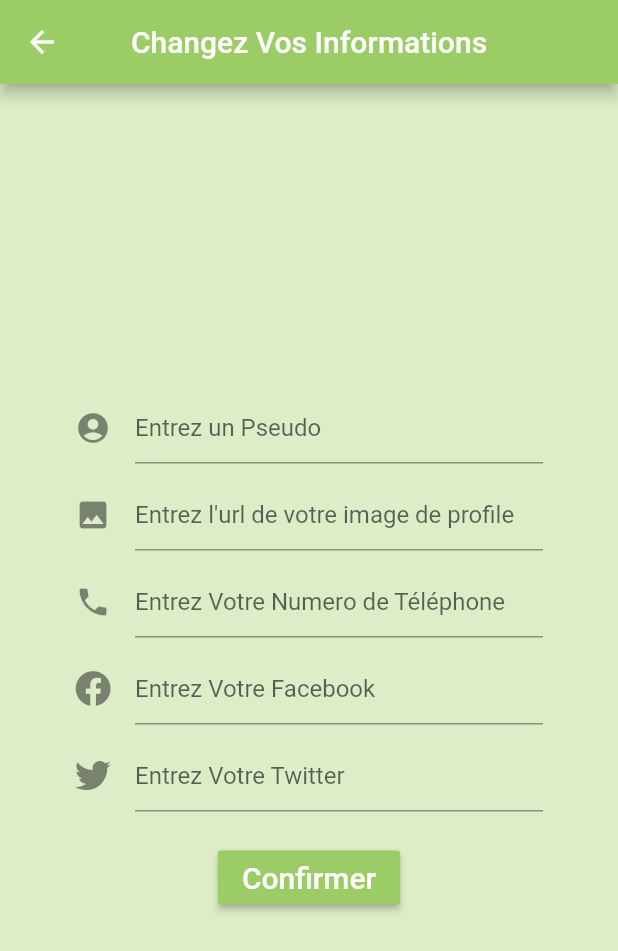
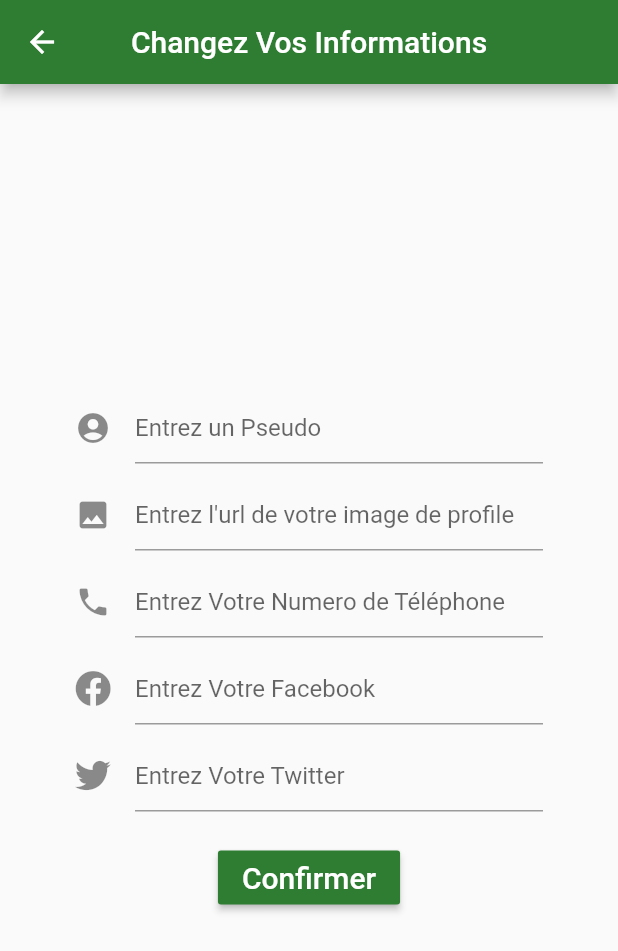
Before and after one commit to Sean-L-Little/fete_science_hackathon, a Flutter app: the screen it shows once a user with an empty profile is signed in, in the side drawer, after a tap on "Modifier Profil", on a phone screen of 412 x 824 dp. Shown: the top 951 px of the screen. Run offline on Flutter 3.47's test engine with Material 2 defaults, Android fonts, the phone set to English and light mode, and no system bars; our stand-ins replace carousel_slider, cloud_firestore, firebase_auth, firebase_core, flutter_map, flutter_rating_bar and 2 more; missing offline and left inert: flutter_map_marker_cluster, social_share_plugin; accounts and stored records are empty; network calls fail.

Commit message:
Changement theme couleurs + fin parcours

```diff
--- a/lib/Screens/Login.dart
+++ b/lib/Screens/Login.dart
@@ -24,9 +24,8 @@ class _LoginState extends State<Login> {
   @override
   Widget build(BuildContext context) {
     return Scaffold(
-      backgroundColor: Colors.lightGreen[100],
       appBar: AppBar(
-        backgroundColor: Colors.lightGreen[400],
+        backgroundColor: Theme.of(context).primaryColor,
         title: Text('Fête de la Science 2019'),
         centerTitle: true,
       ),
@@ -85,7 +84,7 @@ class _LoginState extends State<Login> {
                           color: Colors.white,
                           fontSize: 20.0,
                         ),),
-                      color: Colors.lightGreen[600],
+                      color: Theme.of(context).primaryColor,
                       onPressed: () async {
 
                         connect();
--- a/lib/Screens/MenuDrawer.dart
+++ b/lib/Screens/MenuDrawer.dart
@@ -22,12 +22,11 @@ class _MenuDrawerState extends State<MenuDrawer> {
       child: ListView(
           children: <Widget>[
             UserAccountsDrawerHeader(
-              decoration: BoxDecoration(color: Colors.lightGreen),
               currentAccountPicture: widget.user.photoURL != null ? Image.network(widget.user.photoURL) : Image.network('https://www.labaleine.fr/sites/default/files/image-not-found.jpg'),
               accountName: widget.user.displayName != null ? Text(widget.user.displayName,
-                  style: TextStyle(fontSize: 25.0)) : Text('Loading'),
+                  style: TextStyle(fontSize: 25.0)) : Text('Pas de Pseudo'),
               accountEmail: widget.user.email != null ? Text(widget.user.email,
-                  style: TextStyle(fontSize: 20.0)) : Text('Loading'),
+                  style: TextStyle(fontSize: 20.0)) : Text('Chargement'),
             ),
             RaisedButton(
               child: Text('Modifier Profil'),
@@ -45,9 +44,9 @@ class _MenuDrawerState extends State<MenuDrawer> {
                 );
               },
             ),
-            ElevatedButton(
-              child: Text('Déconnexion'),
-              style: ElevatedButton.styleFrom(primary: Colors.red),
+            RaisedButton(
+              child: Text('Deconnexion'),
+              color: Colors.red[300],
               onPressed: () async {
                 dynamic res = await _auth.signOut();
                 if (res == null) print("ffs");
--- a/lib/Screens/Navigation.dart
+++ b/lib/Screens/Navigation.dart
@@ -42,19 +42,18 @@ class _NavigationState extends State<Navigation> {
   Widget build(BuildContext context) {
     initPages();
     return Scaffold(
-      backgroundColor: Colors.lightGreen[100],
       appBar: AppBar(
-        backgroundColor: Colors.lightGreen[600],
+        backgroundColor: Theme.of(context).primaryColor,
         title: Text(pageTitles[_currentIndex]),
         centerTitle: true,
       ),
-      drawer: MenuDrawer(user: widget.user), //TODO: Rajouter widget.user en mode bien
+      drawer: MenuDrawer(user: widget.user),
       body: pages[_currentIndex],
       bottomNavigationBar: BottomNavigationBar(
         currentIndex: _currentIndex,
         type: BottomNavigationBarType.fixed,
         iconSize: 30,
-        selectedItemColor: Colors.lightGreen[800],
+        selectedItemColor: Theme.of(context).primaryColor,
         selectedFontSize: 17.0,
         unselectedFontSize: 15.0,
         items: [
--- a/lib/Screens/Parcours/ListeParcours.dart
+++ b/lib/Screens/Parcours/ListeParcours.dart
@@ -32,13 +32,11 @@ class _ListeParcoursState extends State<ListeParcours> {
             return Text('Pas d\'évènements disponible');
           }else if(snapshot.data.docs.length>0){
             return ListView.builder(
-                scrollDirection: Axis.vertical,
-                shrinkWrap: true,
                 itemCount: snapshot.data.docs.length,
                 itemBuilder: (context, i) {
                   if(snapshot.data.docs[i].data()["prive"] != null && !snapshot.data.docs[i].data()["prive"]) {
                     return Card(
-                        color: Colors.lightGreen[100],
+                        color: Theme.of(context).accentColor,
                         child: ListTile(
                           title: snapshot.data.docs[i].data()["nom"] != null ?
                           Text(snapshot.data.docs[i].data()["nom"],
@@ -55,7 +53,7 @@ class _ListeParcoursState extends State<ListeParcours> {
                           ),)
                               : Text('Pas de description'),
                           trailing: RaisedButton(
-                              color: Colors.lightGreen[600],
+                              color: Theme.of(context).primaryColor,
                               child: Text(
                                 'Voir Plus',
                                 style: TextStyle(color: Colors.white),),
--- a/lib/Screens/Parcours/NouveauParcours.dart
+++ b/lib/Screens/Parcours/NouveauParcours.dart
@@ -22,9 +22,8 @@ class _NouveauParcoursState extends State<NouveauParcours> {
   @override
   Widget build(BuildContext context) {
     return Scaffold(
-      backgroundColor: Colors.lightGreen[100],
       appBar: AppBar(
-        backgroundColor: Colors.lightGreen[400],
+        backgroundColor: Theme.of(context).primaryColor,
         title: Text('Nouveau Parcours'),
         centerTitle: true,
       ),
@@ -85,7 +84,7 @@ class _NouveauParcoursState extends State<NouveauParcours> {
                           color: Colors.white,
                           fontSize: 20.0,
                         ),),
-                      color: Colors.lightGreen[600],
+                      color: Theme.of(context).primaryColor,
                       onPressed: () async {
                         if(parcoursName!='') {
                           _dbService.createParcours(widget.user.uid, parcoursName, parcoursDesc);
--- a/lib/Screens/Register.dart
+++ b/lib/Screens/Register.dart
@@ -20,9 +20,8 @@ class _RegisterState extends State<Register> {
   @override
   Widget build(BuildContext context) {
     return Scaffold(
-      backgroundColor: Colors.lightGreen[100],
       appBar: AppBar(
-        backgroundColor: Colors.lightGreen[400],
+        backgroundColor: Theme.of(context).primaryColor,
         title: Text('Créez un compte'),
         centerTitle: true,
       ),
@@ -99,7 +98,7 @@ class _RegisterState extends State<Register> {
                           fontSize: 20.0,
                         ),
                       ),
-                      color: Colors.lightGreen[600],
+                      color: Theme.of(context).primaryColor,
                       onPressed: () async {
                         createAcc();
                         if(pwordGood) {
--- a/lib/Screens/Utilisateurs/EditUser.dart
+++ b/lib/Screens/Utilisateurs/EditUser.dart
@@ -28,9 +28,8 @@ class _EditUserState extends State<EditUser> {
   @override
   Widget build(BuildContext context) {
     return Scaffold(
-      backgroundColor: Colors.lightGreen[100],
       appBar: AppBar(
-        backgroundColor: Colors.lightGreen[400],
+        backgroundColor: Theme.of(context).primaryColor,
         title: Text('Changez Vos Informations'),
         centerTitle: true,
       ),
@@ -139,7 +138,7 @@ class _EditUserState extends State<EditUser> {
                           fontSize: 20.0,
                         ),
                       ),
-                      color: Colors.lightGreen[400],
+                      color: Theme.of(context).primaryColor,
                       onPressed: () async {
                         editAcc();
                         //Navigator.pop(context);
--- a/lib/Screens/Utilisateurs/Utilisateur.dart
+++ b/lib/Screens/Utilisateurs/Utilisateur.dart
@@ -104,9 +104,8 @@ class _UtilisateurState extends State<Utilisateur> {
 
 
     return Scaffold(
-      backgroundColor: Colors.lightGreen[100],
       appBar: AppBar(
-        backgroundColor: Colors.lightGreen[400],
+        backgroundColor: Theme.of(context).primaryColor,
         title: Text('Utilisateur : '+ (widget.data["displayName"] != null && widget.data["displayName"] != "" ? widget.data["displayName"]: 'Pas de Pseudo')),
         centerTitle: true,
       ),
--- a/lib/main.dart
+++ b/lib/main.dart
@@ -19,6 +19,11 @@ class MyApp extends StatelessWidget {
     return StreamProvider<User>.value(
     value: Auth().user,
     child: MaterialApp(
+      theme: ThemeData(
+        brightness: Brightness.light,
+        primaryColor: Colors.green[800],
+        accentColor: Colors.lightGreen[100],
+      ),
     title: 'Fête de la Science',
     home: Wrapper(),
     ),
```
Also changed, not shown: lib/Screens/Evenements/DetailsEvenement.dart (+94 -42 lines), lib/Screens/Evenements/ListeEvenements.dart (+40 -17 lines), lib/Screens/Parcours/MesParcours.dart (+11 -13 lines), lib/Screens/Parcours/Parcours.dart (+16 -8 lines), lib/Services/Database.dart (+11 -1 lines).
